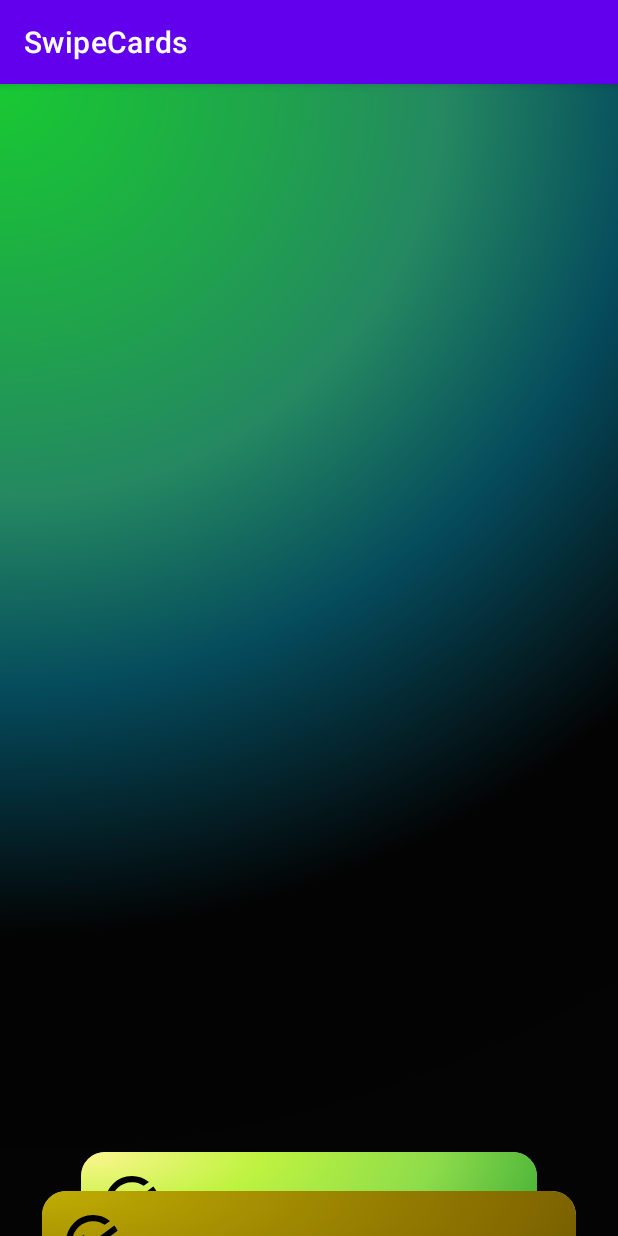
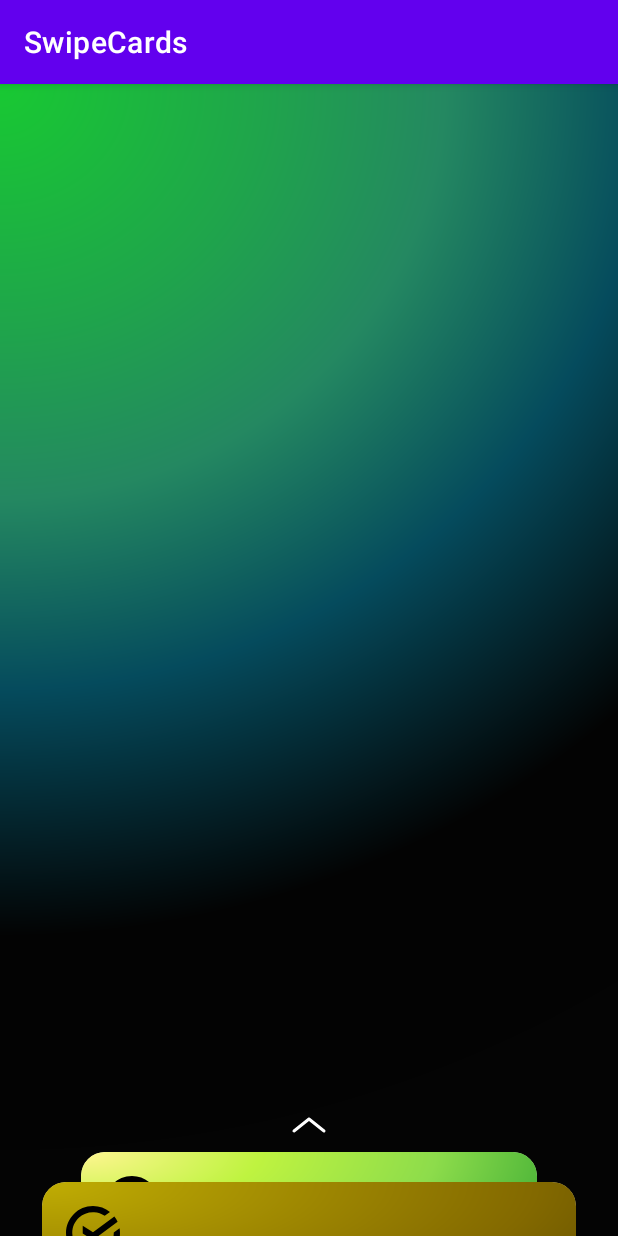
Before and after one commit to AlexanderChibirev/MotionLayoutExamples, an Android app: the screen it shows after launch (MainActivity), on a phone screen of 412 x 824 dp. Run offline under Robolectric (Android 15) with nearby library versions, the phone set to English and light mode, and no system bars.

Commit message:
changed position arrow

```diff
--- a/SwipeCards/app/src/main/res/drawable/arrow.xml
+++ b/SwipeCards/app/src/main/res/drawable/arrow.xml
@@ -4,7 +4,7 @@
     android:viewportWidth="36"
     android:viewportHeight="36">
     <path
-        android:fillColor="#000"
+        android:fillColor="#FFF"
         android:pathData="m17.3752,13.2191c0.332,-0.2656 0.7911,-0.2898 1.1462,-0.0724l0.1032,0.0724 10,8c0.4313,0.345 0.5012,0.9743 0.1562,1.4056 -0.3185,0.3981 -0.8792,0.4883 -1.3027,0.2285l-0.1028,-0.0723 -9.3752,-7.5009 -9.3754,7.5009c-0.3981,0.3185 -0.9649,0.2834 -1.3211,-0.0631l-0.0844,-0.0931c-0.3185,-0.3981 -0.2834,-0.9649 0.0631,-1.3211l0.0931,-0.0844z"
         android:fillType="nonZero"/>
 </vector>
--- a/SwipeCards/app/src/main/res/layout/sber_pay_payment_card_list_item.xml
+++ b/SwipeCards/app/src/main/res/layout/sber_pay_payment_card_list_item.xml
@@ -7,7 +7,6 @@
     android:layout_marginBottom="@dimen/margin_medium_small"
     android:layout_marginEnd="@dimen/margin_xxmedium_large"
     android:layout_marginStart="@dimen/margin_xxmedium_large"
-    android:layout_marginTop="@dimen/margin_medium_small"
     android:clipToPadding="false">
 
     <androidx.cardview.widget.CardView
--- a/SwipeCards/app/src/main/res/layout/start.xml
+++ b/SwipeCards/app/src/main/res/layout/start.xml
@@ -6,13 +6,6 @@
     android:layout_width="match_parent"
     android:layout_height="match_parent"
     app:layoutDescription="@xml/start_scene">
-
-    <ImageView
-        android:id="@+id/imageViewArrow"
-        android:layout_width="wrap_content"
-        android:layout_height="wrap_content"
-        android:contentDescription="@string/app_name"
-        app:srcCompat="@drawable/arrow" />
 
     <View
         android:id="@+id/background_rv_click"
@@ -33,6 +26,13 @@
         app:layout_constraintStart_toStartOf="parent"
         app:layout_constraintTop_toTopOf="parent" />
 
+    <ImageView
+        android:id="@+id/imageViewArrow"
+        android:layout_width="wrap_content"
+        android:layout_height="wrap_content"
+        android:contentDescription="@string/app_name"
+        app:srcCompat="@drawable/arrow" />
+
     <include layout="@layout/sber_pay_payment_card_list_item"
         android:id="@+id/imageViewTop"
         android:layout_width="match_parent"
@@ -47,20 +47,6 @@
         android:id="@+id/imageViewBottom"
         android:layout_width="match_parent"
         android:layout_height="@dimen/sber_pay_payment_card_height"/>
-
-    <!--<View
-        android:id="@+id/imageViewCenter"
-        android:layout_width="match_parent"
-        android:layout_height="@dimen/sber_pay_payment_card_height"
-        android:background="@drawable/card_background"
-        tools:backgroundTint="@android:color/holo_green_light" />
-
-    <View
-        android:id="@+id/imageViewBottom"
-        android:layout_width="match_parent"
-        android:layout_height="@dimen/sber_pay_payment_card_height"
-        android:background="@drawable/card_background"
-        tools:backgroundTint="@android:color/holo_blue_light" />-->
 
     <View
         android:id="@+id/viewClickTargetBottom"
--- a/SwipeCards/app/src/main/res/xml/start_scene.xml
+++ b/SwipeCards/app/src/main/res/xml/start_scene.xml
@@ -20,7 +20,7 @@
             android:layout_height="@dimen/sber_pay_payment_card_height"
             android:layout_marginEnd="28dp"
             android:layout_marginStart="28dp"
-            android:layout_marginTop="26dp"
+            android:layout_marginTop="20dp"
             app:layout_constraintTop_toBottomOf="@id/imageViewArrow" />
 
         <Constraint
```
